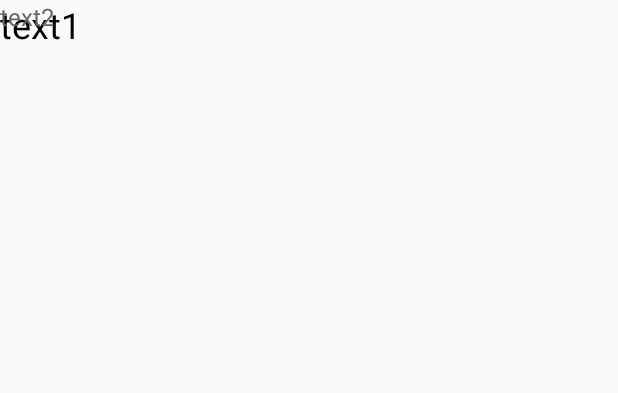
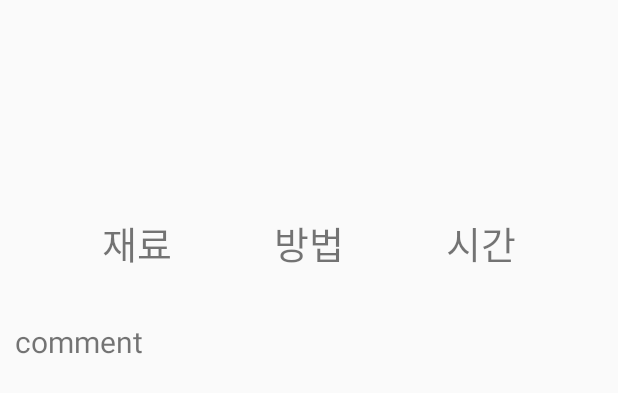
Before and after one commit to Shinsungjun/CookingMemo, an Android app: the layout recycler_item.xml on its own in the app's theme, with its tools: preview values and no code run, on a phone screen of 412 x 824 dp. Shown: the top 393 px of the screen. Run offline under Robolectric (Android 15) with nearby library versions, the phone set to English and light mode, and no system bars.

Commit message:
RecycleView 배열선언, 어댑터 작성, 어댑터 설정, 레이아웃 매니저 설정

```diff
--- /dev/null
+++ b/app/src/main/java/kau/holyjoon/cookingmemo/Recipe_item.kt
@@ -0,0 +1,4 @@
+package kau.holyjoon.cookingmemo
+
+class Recipe_item(val ingredient:String, val howmake:String, val cooktime:String,val comment:String)
+{}
--- a/app/src/main/res/layout/recycler_item.xml
+++ b/app/src/main/res/layout/recycler_item.xml
@@ -1,39 +1,59 @@
 <?xml version="1.0" encoding="utf-8"?>
-<android.support.constraint.ConstraintLayout xmlns:android="http://schemas.android.com/apk/res/android"
+<androidx.constraintlayout.widget.ConstraintLayout xmlns:android="http://schemas.android.com/apk/res/android"
+
     xmlns:app="http://schemas.android.com/apk/res-auto"
+    xmlns:tools="http://schemas.android.com/tools"
     android:layout_width="match_parent"
-    android:layout_height="wrap_content"
-    xmlns:tools="http://schemas.android.com/tools">
+    android:layout_height="match_parent"
+    >
 
-    <ImageView
+    <TextView
+        android:id="@+id/ingredient_text"
         android:layout_width="wrap_content"
         android:layout_height="wrap_content"
-        android:id="@+id/icon"
-        app:layout_constraintLeft_toLeftOf="parent"
-        app:layout_constraintTop_toTopOf="parent"
-       /> />
-
+        android:layout_marginBottom="500dp"
+        android:text="재료"
+        android:textSize="25dp"
+        app:layout_constraintBottom_toBottomOf="parent"
+        app:layout_constraintEnd_toStartOf="@+id/howmake_text"
+        app:layout_constraintStart_toStartOf="parent"
+        app:layout_constraintTop_toTopOf="parent"/>
 
     <TextView
+        android:id="@+id/howmake_text"
+        android:layout_width="wrap_content"
+        android:layout_height="wrap_content"
+        android:layout_marginBottom="500dp"
+        android:textSize="25dp"
+        android:text="방법"
+        app:layout_constraintBottom_toBottomOf="parent"
+        app:layout_constraintEnd_toStartOf="@+id/cooktime_text"
+        app:layout_constraintStart_toEndOf="@+id/ingredient_text"
+        app:layout_constraintTop_toTopOf="parent" />
+
+    <TextView
+        android:id="@+id/cooktime_text"
+        android:layout_width="wrap_content"
+        android:layout_height="wrap_content"
+        android:layout_marginBottom="500dp"
+        android:textSize="25dp"
+        android:text="시간"
+        app:layout_constraintStart_toEndOf="@+id/howmake_text"
+        app:layout_constraintBottom_toBottomOf="parent"
+        app:layout_constraintEnd_toEndOf="parent"
+        app:layout_constraintTop_toTopOf="parent" />
+
+    <TextView
+        android:id="@+id/comment_text"
         android:layout_width="0dp"
         android:layout_height="wrap_content"
-        android:id="@+id/text1"
-        android:textSize="24dp"
-        android:textColor="#000000"
-        app:layout_constraintLeft_toRightOf="@id/icon"
-        app:layout_constraintRight_toRightOf="parent"
-        app:layout_constraintTop_toTopOf="parent"
-        tools:text="text1"/>
+        android:layout_marginStart="10dp"
+        android:layout_marginBottom="550dp"
+        android:text="comment"
+        android:textSize="20dp"
+        app:layout_constraintBottom_toBottomOf="parent"
+        app:layout_constraintEnd_toEndOf="parent"
+        app:layout_constraintStart_toStartOf="parent"
+        app:layout_constraintTop_toBottomOf="@+id/howmake_text" />
 
-    <TextView
-        android:layout_width="0dp"
-        android:layout_height="wrap_content"
-        android:id="@+id/text2"
-        android:textSize="16dp"
-        android:textColor="#666666"
-        app:layout_constraintLeft_toRightOf="@id/icon"
-        app:layout_constraintRight_toRightOf="parent"
-        app:layout_constraintTop_toBottomOf="@id/title"
-        tools:text="text2"/>
-
-</android.support.constraint.ConstraintLayout>
+</androidx.constraintlayout.widget.ConstraintLayout>
```
Also changed, not shown: app/src/main/java/kau/holyjoon/cookingmemo/EditActivity.kt (+13 -0 lines), app/src/main/java/kau/holyjoon/cookingmemo/RecipeAdapter.kt (added, +48 -0 lines), app/src/main/java/kau/holyjoon/cookingmemo/RecyclerItem.kt (deleted, +0 -7 lines), app/src/main/java/kau/holyjoon/cookingmemo/listAdapter.kt (deleted, +0 -37 lines), app/src/main/res/layout/recyclerview.xml (+12 -11 lines).
